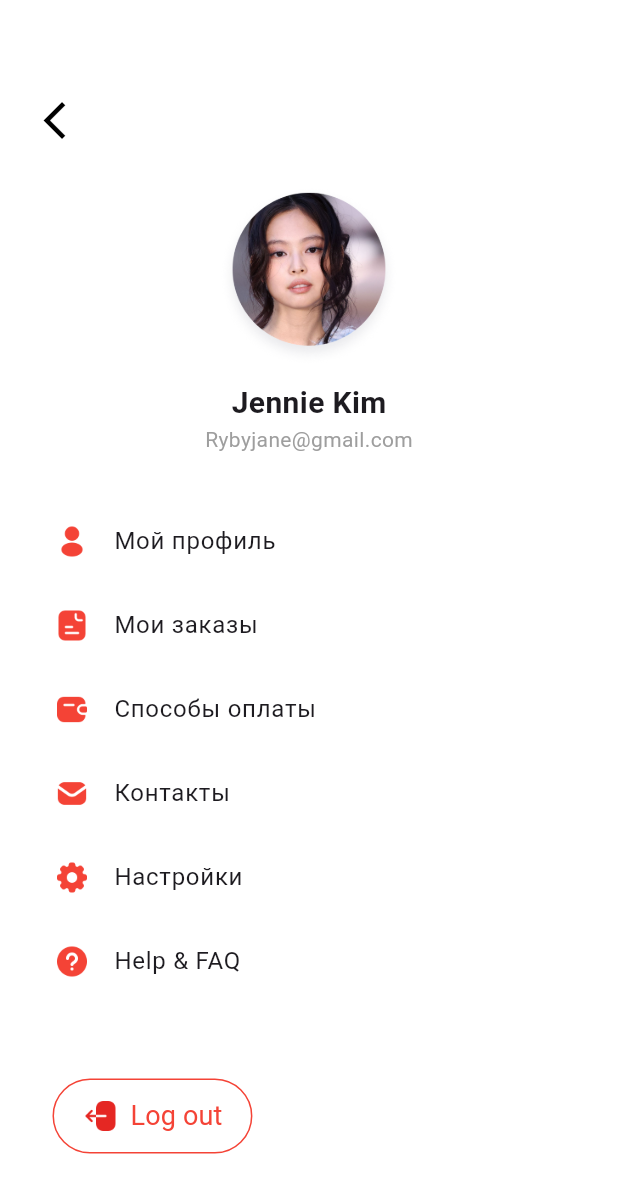
After one commit to BaltabaiZDev/I-m-restaurant, a Flutter app: the DashboardScreen screen opened directly, on a phone screen of 412 x 824 dp. The commit adds this screen. Shown: the top 1193 px of the screen. Run offline on Flutter 3.47's test engine with Material 3 defaults, Android fonts, the phone set to English and light mode, and no system bars; our stand-ins replace flutter_native_splash, flutter_screenutil, get, iconsax, lottie.

Commit message:
Бастапқы коммит

```diff
--- a/lib/features/home/screens/home/home.dart
+++ b/lib/features/home/screens/home/home.dart
@@ -13,8 +13,11 @@ class HomeScreen extends StatelessWidget {
   Widget build(BuildContext context) {
     return Scaffold(
       appBar: AppBar(
+        elevation: 0,
+        surfaceTintColor: Colors.transparent,
+        shadowColor: Colors.transparent,
         automaticallyImplyLeading: false,
-        backgroundColor: TColors.secondary,
+        backgroundColor: Color(0xFFFCB614),
       ),
       body: SafeArea(
         child: Column(
--- /dev/null
+++ b/lib/features/settings/screens/dashboard/dashboard.dart
@@ -0,0 +1,145 @@
+import 'package:flutter/material.dart';
+import 'package:get/get.dart';
+import 'package:i_am_restaurant/features/settings/screens/dashboard/widgets/dashboard_menu_item.dart';
+import 'package:i_am_restaurant/features/settings/screens/dashboard/widgets/dashboard_picture.dart';
+import 'package:i_am_restaurant/features/settings/screens/dashboard/widgets/logout_sheet.dart';
+
+import '../profile/profile.dart';
+
+class DashboardScreen extends StatefulWidget {
+  const DashboardScreen({super.key});
+
+  @override
+  State<DashboardScreen> createState() => _DashboardScreenState();
+}
+
+class _DashboardScreenState extends State<DashboardScreen> {
+  // Анимация үшін батырманың оффсетін және opacity мәнін бақылаймыз
+  Offset _buttonOffset = Offset.zero;
+  double _buttonOpacity = 1.0;
+
+  void _handleLogoutPressed() {
+    setState(() {
+      _buttonOffset = const Offset(0, 1); // батырманы төменге сырғытамыз (1.0 - батырманың толық биіктігіне пропорционалды)
+      _buttonOpacity = 0.0; // батырманы жоғалту
+    });
+    // Анимация аяқталған соң (300 мс) logout confirmation sheet шығамыз
+    Future.delayed(const Duration(milliseconds: 300), () {
+      showModalBottomSheet(
+        context: context,
+        shape: const RoundedRectangleBorder(
+          borderRadius: BorderRadius.vertical(top: Radius.circular(16)),
+        ),
+        isScrollControlled: true,
+        builder: (BuildContext context) {
+          return LogoutConfirmationSheet(
+            onConfirm: () {
+              Navigator.pop(context); // sheet-ті жабамыз, мұнда лог аут логикасын қосуға болады
+            },
+          );
+        },
+      ).then((_) {
+        // Егер пайдаланушы sheet-ті жабса, батырманы қайта көрсетеміз
+        setState(() {
+          _buttonOffset = Offset.zero;
+          _buttonOpacity = 1.0;
+        });
+      });
+    });
+  }
+
+  @override
+  Widget build(BuildContext context) {
+    return Scaffold(
+      backgroundColor: Colors.white,
+      appBar: AppBar(
+        backgroundColor: Colors.white,
+        automaticallyImplyLeading: false,
+      ),
+      body: SafeArea(
+        child: Padding(
+          padding: const EdgeInsets.symmetric(horizontal: 20),
+          child: Column(
+            crossAxisAlignment: CrossAxisAlignment.start,
+            children: [
+              Row(
+                children: [
+                  IconButton(
+                    onPressed: () => Get.back(),
+                    icon: const Icon(Icons.arrow_back_ios, size: 30),
+                    color: Colors.black,
+                  ),
+                  const Spacer(),
+                ],
+              ),
+              Center(
+                child: Column(
+                  children: const [
+                    SizedBox(height: 20),
+                    DashboardPicture(imagePath: 'assets/images/profile.png'),
+                    SizedBox(height: 10),
+                    Text(
+                      'Jennie Kim',
+                      style: TextStyle(fontSize: 20, fontWeight: FontWeight.w600),
+                    ),
+                    Text(
+                      'Rybyjane@gmail.com',
+                      style: TextStyle(
+                          fontSize: 14, color: Colors.grey, fontWeight: FontWeight.w400),
+                    ),
+                    SizedBox(height: 30),
+                  ],
+                ),
+              ),
+              DashboardMenuItem(
+                icon: 'assets/images/14.png',
+                title: 'Мой профиль',
+                onTap: () => Get.to(() => const ProfileScreen()),
+              ),
+              DashboardMenuItem(icon: 'assets/images/19.png', title: 'Мои заказы'),
+              const DashboardMenuItem(icon: 'assets/images/18.png', title: 'Способы оплаты'),
+              const DashboardMenuItem(icon: 'assets/images/17.png', title: 'Контакты'),
+              const DashboardMenuItem(icon: 'assets/images/16.png', title: 'Настройки'),
+              const DashboardMenuItem(icon: 'assets/images/15.png', title: 'Help & FAQ'),
+              const SizedBox(height: 50),
+              Padding(
+                padding: const EdgeInsets.symmetric(horizontal: 15.0),
+                child: AnimatedSlide(
+                  offset: _buttonOffset,
+                  duration: const Duration(milliseconds: 300),
+                  child: AnimatedOpacity(
+                    opacity: _buttonOpacity,
+                    duration: const Duration(milliseconds: 300),
+                    child: OutlinedButton.icon(
+                      onPressed: _handleLogoutPressed,
+                      icon: const Image(
+                        image: AssetImage('assets/images/logout.png'),
+                        height: 24,
+                        width: 24,
+                      ),
+                      label: const Text(
+                        'Log out',
+                        style: TextStyle(
+                          color: Colors.red,
+                          fontWeight: FontWeight.w400,
+                          fontSize: 18,
+                        ),
+                      ),
+                      style: OutlinedButton.styleFrom(
+                        side: const BorderSide(color: Colors.red),
+                        padding: const EdgeInsets.symmetric(horizontal: 20, vertical: 12),
+                        shape: RoundedRectangleBorder(
+                          borderRadius: BorderRadius.circular(30),
+                        ),
+                      ),
+                    ),
+                  ),
+                ),
+              ),
+            ],
+          ),
+        ),
+      ),
+    );
+  }
+}
```
Also changed, not shown: lib/features/home/screens/food_menu/food_menu.dart (+8 -2 lines), lib/features/home/screens/profile/profile.dart (deleted, +0 -86 lines), pubspec.lock.
